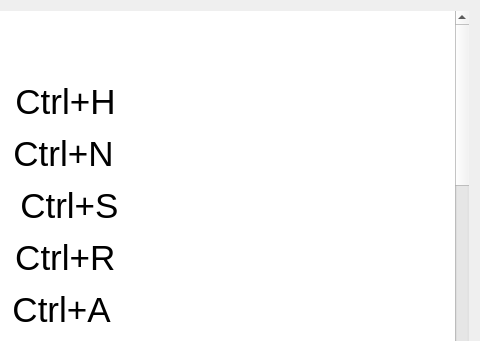
Qt form Codebase/GUI/UI_Files/HelpWidget.ui (Mulukulum/Amberia) before a commit; both pictures show x 687 to 1167 and y 0 to 341 of the 1167 by 665 pixel window.
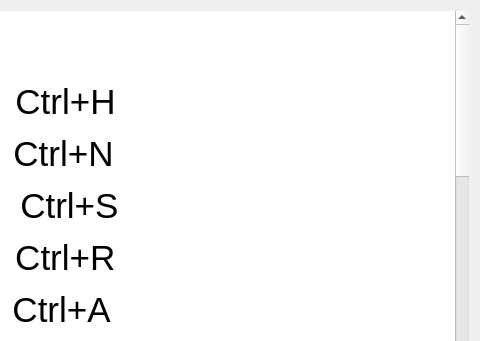
The same form after that commit. Icons and pictures are not drawn.

What changed in the file:
```diff
--- a/Codebase/GUI/UI_Files/HelpWidget.ui
+++ b/Codebase/GUI/UI_Files/HelpWidget.ui
@@ -59,11 +59,15 @@
 &lt;p style=&quot;-qt-paragraph-type:empty; margin-top:12px; margin-bottom:12px; margin-left:0px; margin-right:0px; -qt-block-indent:0; text-indent:0px;&quot;&gt;&lt;br /&gt;&lt;/p&gt;
 &lt;p style=&quot; margin-top:12px; margin-bottom:12px; margin-left:0px; margin-right:0px; -qt-block-indent:0; text-indent:0px;&quot;&gt;&lt;span style=&quot; font-size:16pt;&quot;&gt;Now that the tasks have been added, it would be convenient to group all the CS Project related tasks together. &lt;/span&gt;&lt;/p&gt;
 &lt;p style=&quot; margin-top:12px; margin-bottom:12px; margin-left:0px; margin-right:0px; -qt-block-indent:0; text-indent:0px;&quot;&gt;&lt;span style=&quot; font-size:16pt;&quot;&gt;Fortunately, Amberia makes this easy with the use of Sections.&lt;/span&gt;&lt;/p&gt;
+&lt;p style=&quot;-qt-paragraph-type:empty; margin-top:12px; margin-bottom:12px; margin-left:0px; margin-right:0px; -qt-block-indent:0; text-indent:0px; font-size:16pt;&quot;&gt;&lt;br /&gt;&lt;/p&gt;
+&lt;p style=&quot;-qt-paragraph-type:empty; margin-top:12px; margin-bottom:12px; margin-left:0px; margin-right:0px; -qt-block-indent:0; text-indent:0px; font-size:16pt;&quot;&gt;&lt;br /&gt;&lt;/p&gt;
 &lt;p style=&quot; margin-top:12px; margin-bottom:12px; margin-left:0px; margin-right:0px; -qt-block-indent:0; text-indent:0px;&quot;&gt;&lt;span style=&quot; font-size:24pt; text-decoration: underline;&quot;&gt;Sections&lt;/span&gt;&lt;span style=&quot; font-size:24pt;&quot;&gt;:&lt;/span&gt;&lt;/p&gt;
 &lt;p style=&quot; margin-top:12px; margin-bottom:12px; margin-left:0px; margin-right:0px; -qt-block-indent:0; text-indent:0px;&quot;&gt;&lt;span style=&quot; font-size:14pt;&quot;&gt;To add a section, a user can use the '&lt;/span&gt;&lt;span style=&quot; font-size:14pt; font-weight:600;&quot;&gt;Add Section&lt;/span&gt;&lt;span style=&quot; font-size:14pt;&quot;&gt;' Button. &lt;/span&gt;&lt;/p&gt;
 &lt;p style=&quot; margin-top:12px; margin-bottom:12px; margin-left:0px; margin-right:0px; -qt-block-indent:0; text-indent:0px;&quot;&gt;&lt;span style=&quot; font-size:14pt;&quot;&gt;This section can have tasks added to neatly arrange all your tasks. &lt;/span&gt;&lt;/p&gt;
 &lt;p style=&quot; margin-top:12px; margin-bottom:12px; margin-left:0px; margin-right:0px; -qt-block-indent:0; text-indent:0px;&quot;&gt;&lt;span style=&quot; font-size:14pt;&quot;&gt;An example is shown below where all CS Project related tasks are now visible clearly in a section&lt;/span&gt;&lt;/p&gt;
 &lt;p style=&quot;-qt-paragraph-type:empty; margin-top:12px; margin-bottom:12px; margin-left:0px; margin-right:0px; -qt-block-indent:0; text-indent:0px; font-size:14pt;&quot;&gt;&lt;br /&gt;&lt;/p&gt;
+&lt;p style=&quot;-qt-paragraph-type:empty; margin-top:12px; margin-bottom:12px; margin-left:0px; margin-right:0px; -qt-block-indent:0; text-indent:0px; font-size:14pt;&quot;&gt;&lt;br /&gt;&lt;/p&gt;
+&lt;p style=&quot;-qt-paragraph-type:empty; margin-top:12px; margin-bottom:12px; margin-left:0px; margin-right:0px; -qt-block-indent:0; text-indent:0px; font-size:14pt;&quot;&gt;&lt;br /&gt;&lt;/p&gt;
 &lt;p style=&quot; margin-top:12px; margin-bottom:12px; margin-left:0px; margin-right:0px; -qt-block-indent:0; text-indent:0px;&quot;&gt;&lt;span style=&quot; font-size:24pt; text-decoration: underline;&quot;&gt;Tasks&lt;/span&gt;&lt;span style=&quot; font-size:24pt;&quot;&gt;:&lt;/span&gt;&lt;/p&gt;
 &lt;p style=&quot; margin-top:12px; margin-bottom:12px; margin-left:0px; margin-right:0px; -qt-block-indent:0; text-indent:0px;&quot;&gt;&lt;span style=&quot; font-size:14pt;&quot;&gt;Tasks have a few important properties (besides the title). &lt;/span&gt;&lt;/p&gt;
 &lt;p style=&quot; margin-top:12px; margin-bottom:12px; margin-left:0px; margin-right:0px; -qt-block-indent:0; text-indent:0px;&quot;&gt;&lt;span style=&quot; font-size:14pt; font-weight:600; text-decoration: underline;&quot;&gt;1.) Priority Level:&lt;/span&gt;&lt;/p&gt;
```
